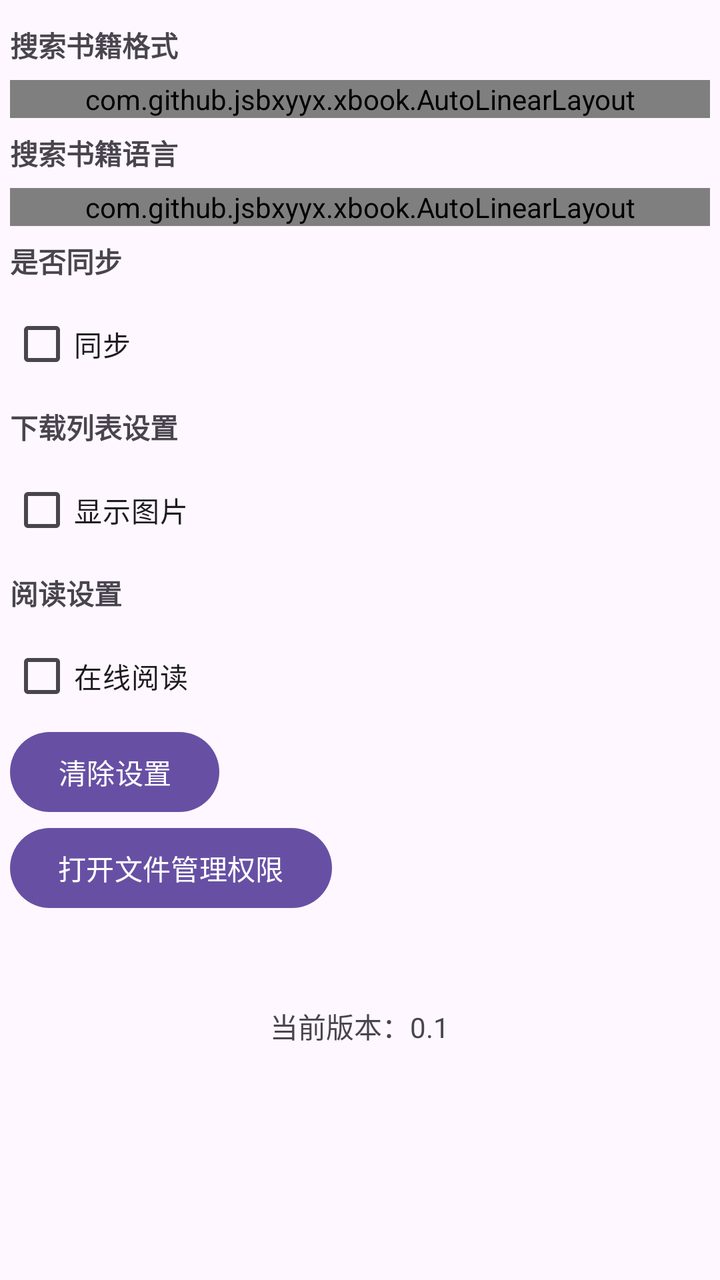
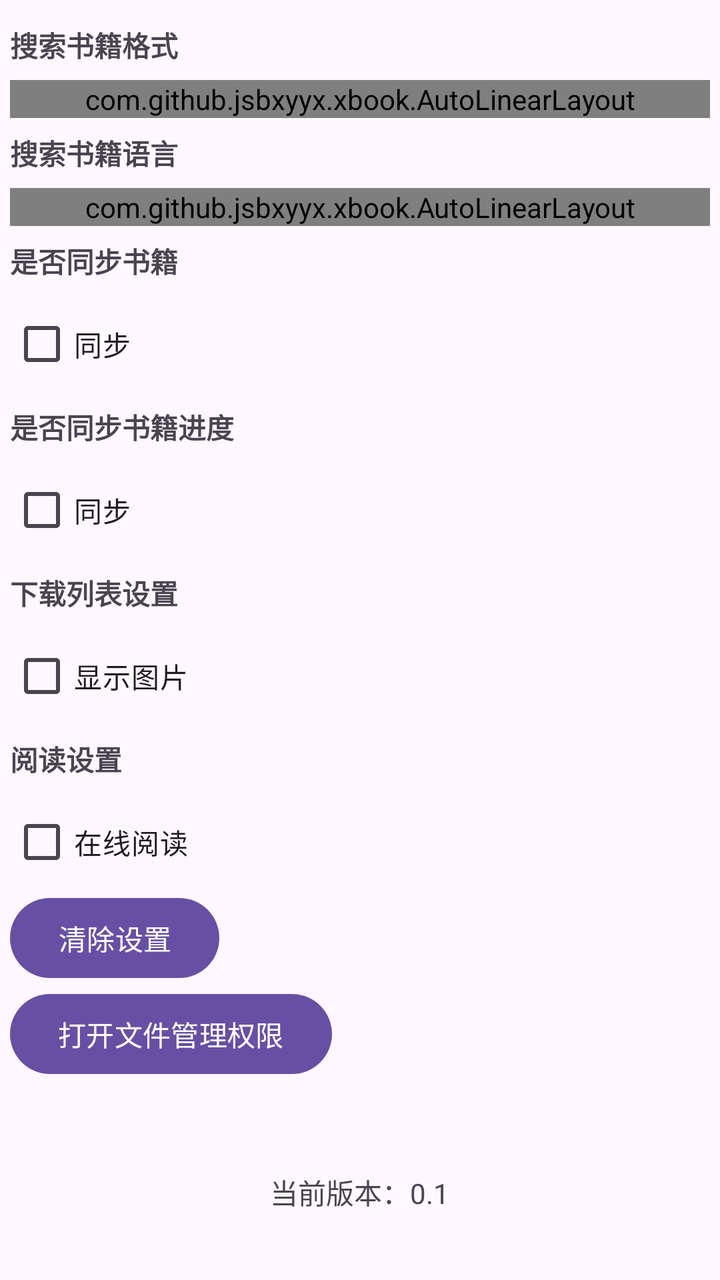

Screens rendered from an Android XML layout before and after an edit, with the pre-edit source and the edit as a unified diff.
<!-- AndroidManifest.xml: application theme Theme.Xbook -->
<!-- res/layout/activity_settings.xml -->
<?xml version="1.0" encoding="utf-8"?>
<ScrollView xmlns:android="http://schemas.android.com/apk/res/android"
    xmlns:app="http://schemas.android.com/apk/res-auto"
    xmlns:tools="http://schemas.android.com/tools"
    android:layout_width="match_parent"
    android:layout_height="match_parent"
    android:layout_marginBottom="10dp"
    tools:context=".SettingsActivity">

    <LinearLayout
        android:layout_margin="5dp"
        android:orientation="vertical"
        android:layout_width="match_parent"
        android:layout_height="wrap_content">

        <LinearLayout
            android:orientation="vertical"
            android:layout_width="match_parent"
            android:layout_height="wrap_content">

            <TextView
                android:layout_width="match_parent"
                android:layout_height="35dp"
                android:gravity="center_vertical"
                android:text="@string/str_search_book_format"
                android:textStyle="bold"
                />

            <com.github.jsbxyyx.xbook.AutoLinearLayout
                android:id="@+id/ll_ext"
                android:orientation="horizontal"
                android:layout_width="match_parent"
                android:layout_height="wrap_content">

                <CheckBox
                    android:layout_width="wrap_content"
                    android:layout_height="wrap_content"
                    android:text="PDF" />

                <CheckBox
                    android:layout_width="wrap_content"
                    android:layout_height="wrap_content"
                    android:text="EPUB" />

                <CheckBox
                    android:layout_width="wrap_content"
                    android:layout_height="wrap_content"
                    android:text="TXT" />

                <CheckBox
                    android:layout_width="wrap_content"
                    android:layout_height="wrap_content"
                    android:text="AZW" />

                <CheckBox
                    android:layout_width="wrap_content"
                    android:layout_height="wrap_content"
                    android:text="AZW3" />

                <CheckBox
                    android:layout_width="wrap_content"
                    android:layout_height="wrap_content"
                    android:text="MOBI" />

            </com.github.jsbxyyx.xbook.AutoLinearLayout>

        </LinearLayout>

        <LinearLayout
            android:orientation="vertical"
            android:layout_width="match_parent"
            android:layout_height="wrap_content">

            <TextView
                android:layout_width="match_parent"
                android:layout_height="35dp"
                android:gravity="center_vertical"
                android:text="@string/str_search_book_language"
                android:textStyle="bold"
                />

            <com.github.jsbxyyx.xbook.AutoLinearLayout
                android:id="@+id/ll_lang"
                android:orientation="horizontal"
                android:layout_width="match_parent"
                android:layout_height="wrap_content">

                <CheckBox
                    android:layout_width="wrap_content"
                    android:layout_height="wrap_content"
                    android:text="chinese" />

                <CheckBox
                    android:layout_width="wrap_content"
                    android:layout_height="wrap_content"
                    android:text="japanese" />

                <CheckBox
                    android:layout_width="wrap_content"
                    android:layout_height="wrap_content"
                    android:text="traditional chinese" />

                <CheckBox
                    android:layout_width="wrap_content"
                    android:layout_height="wrap_content"
                    android:text="english" />

                <CheckBox
                    android:layout_width="wrap_content"
                    android:layout_height="wrap_content"
                    android:text="korean" />

            </com.github.jsbxyyx.xbook.AutoLinearLayout>

        </LinearLayout>

        <LinearLayout
            android:orientation="vertical"
            android:layout_width="match_parent"
            android:layout_height="wrap_content">

            <TextView
                android:layout_width="match_parent"
                android:layout_height="35dp"
                android:gravity="center_vertical"
                android:text="@string/str_is_sync"
                android:textStyle="bold"
                />

            <CheckBox
                android:id="@+id/cb_sync"
                android:layout_width="wrap_content"
                android:layout_height="wrap_content"
                android:text="@string/str_sync"
                />

        </LinearLayout>

        <LinearLayout
            android:orientation="vertical"
            android:layout_width="match_parent"
            android:layout_height="wrap_content">

            <TextView
                android:layout_width="match_parent"
                android:layout_height="35dp"
                android:gravity="center_vertical"
                android:text="@string/str_download_list_settings"
                android:textStyle="bold"
                />

            <CheckBox
                android:id="@+id/cb_show_image"
                android:layout_width="wrap_content"
                android:layout_height="wrap_content"
                android:text="@string/str_show_image"
                />

        </LinearLayout>

        <LinearLayout
            android:orientation="vertical"
            android:layout_width="match_parent"
            android:layout_height="wrap_content">

            <TextView
                android:layout_width="match_parent"
                android:layout_height="35dp"
                android:gravity="center_vertical"
                android:text="@string/str_reader_settings"
                android:textStyle="bold"
                />

            <CheckBox
                android:id="@+id/cb_online_read"
                android:layout_width="wrap_content"
                android:layout_height="wrap_content"
                android:text="@string/str_online_reader"
                />

        </LinearLayout>

        <Button
            android:id="@+id/btn_clear_settings"
            android:layout_width="wrap_content"
            android:layout_height="wrap_content"
            android:text="@string/str_clear_settings" />

        <Button
            android:id="@+id/btn_open_write"
            android:layout_width="wrap_content"
            android:layout_height="wrap_content"
            android:text="@string/str_files_permissions" />

        <LinearLayout
            android:layout_marginTop="40dp"
            android:orientation="vertical"
            android:gravity="center"
            android:layout_gravity="center"
            android:layout_width="match_parent"
            android:layout_height="wrap_content">

            <LinearLayout
                android:orientation="horizontal"
                android:gravity="center_horizontal"
                android:layout_width="match_parent"
                android:layout_height="wrap_content">

                <TextView
                    android:layout_width="wrap_content"
                    android:layout_height="30dp"
                    android:gravity="center"
                    android:text="@string/str_current_version" />

                <TextView
                    android:id="@+id/tv_version"
                    android:layout_width="wrap_content"
                    android:layout_height="30dp"
                    android:gravity="center"
                    android:text="@string/str_0_1" />

            </LinearLayout>

            <Button
                android:id="@+id/btn_update"
                android:layout_width="100dp"
                android:layout_height="wrap_content"
                android:gravity="center_vertical"
                app:iconGravity="textStart"
                android:visibility="gone"
                android:text="@string/str_0_1"
                app:icon="@drawable/baseline_file_download_24" />

        </LinearLayout>

    </LinearLayout>

</ScrollView>
<!-- resources referenced by this layout -->
<resources>
  <!-- drawable baseline_file_download_24 (drawable) -->
  <vector android:height="24dp" android:tint="#654F9F"
      android:viewportHeight="24" android:viewportWidth="24"
      android:width="24dp" xmlns:android="http://schemas.android.com/apk/res/android">
      <path android:fillColor="@android:color/white" android:pathData="M19,9h-4V3H9v6H5l7,7 7,-7zM5,18v2h14v-2H5z"/>
  </vector>
  <string name="str_0_1">0.1</string>
  <string name="str_clear_settings">清除设置</string>
  <string name="str_current_version">当前版本：</string>
  <string name="str_download_list_settings">下载列表设置</string>
  <string name="str_files_permissions">打开文件管理权限</string>
  <string name="str_is_sync">是否同步</string>
  <string name="str_online_reader">在线阅读</string>
  <string name="str_reader_settings">阅读设置</string>
  <string name="str_search_book_format">搜索书籍格式</string>
  <string name="str_search_book_language">搜索书籍语言</string>
  <string name="str_show_image">显示图片</string>
  <string name="str_sync">同步</string>
  <style name="Theme.Xbook" parent="Base.Theme.Xbook" />
  <style name="Base.Theme.Xbook" parent="Theme.Material3.DayNight.NoActionBar">
          
          
      </style>
</resources>

<!-- the commit's change to res/layout/activity_settings.xml (unified diff, before → after) -->
@@ -145,6 +145,28 @@
                 android:layout_width="match_parent"
                 android:layout_height="35dp"
                 android:gravity="center_vertical"
+                android:text="@string/str_is_sync_progress"
+                android:textStyle="bold"
+                />
+
+            <CheckBox
+                android:id="@+id/cb_sync_progress"
+                android:layout_width="wrap_content"
+                android:layout_height="wrap_content"
+                android:text="@string/str_sync"
+                />
+
+        </LinearLayout>
+
+        <LinearLayout
+            android:orientation="vertical"
+            android:layout_width="match_parent"
+            android:layout_height="wrap_content">
+
+            <TextView
+                android:layout_width="match_parent"
+                android:layout_height="35dp"
+                android:gravity="center_vertical"
                 android:text="@string/str_download_list_settings"
                 android:textStyle="bold"
                 />
<!-- resource entries referenced after the edit -->
@@ -11,7 +11,8 @@
   <string name="str_current_version">当前版本：</string>
   <string name="str_download_list_settings">下载列表设置</string>
   <string name="str_files_permissions">打开文件管理权限</string>
-  <string name="str_is_sync">是否同步</string>
+  <string name="str_is_sync">是否同步书籍</string>
+  <string name="str_is_sync_progress">是否同步书籍进度</string>
   <string name="str_online_reader">在线阅读</string>
   <string name="str_reader_settings">阅读设置</string>
   <string name="str_search_book_format">搜索书籍格式</string>
